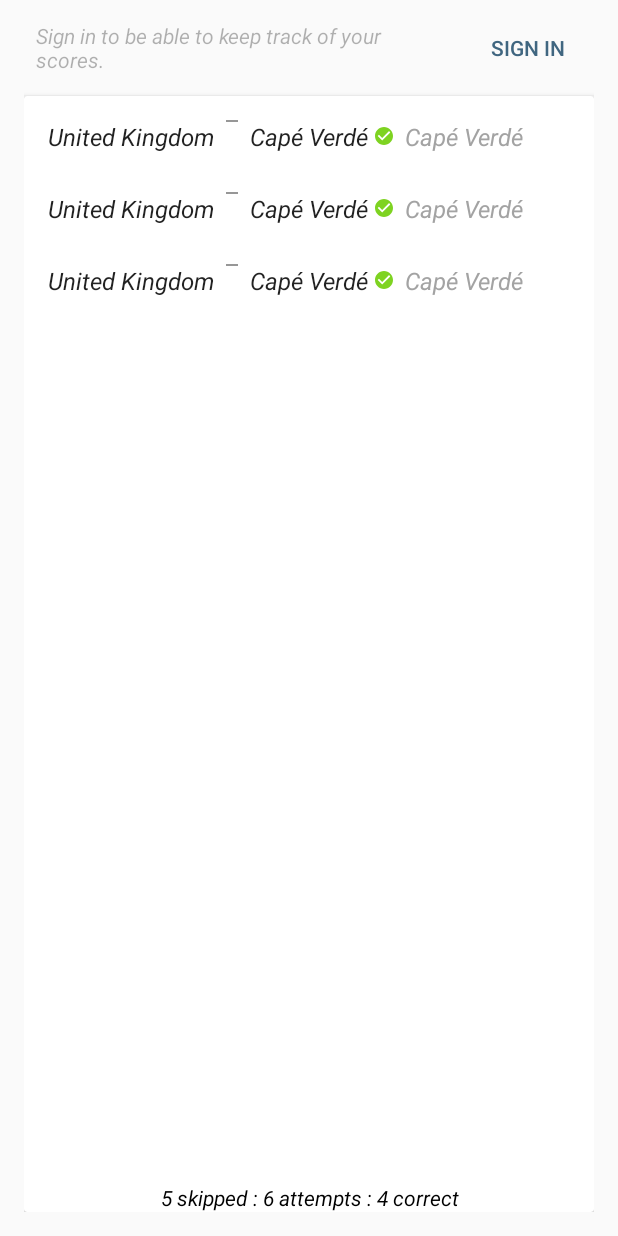
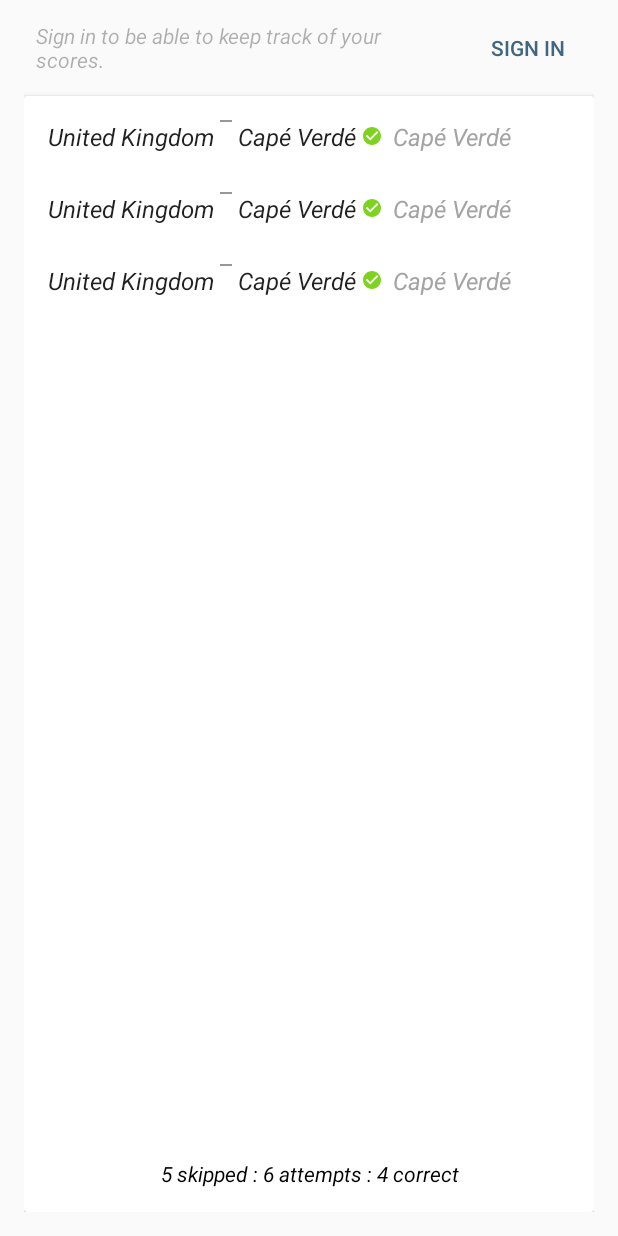
Before and after one commit to gdgibadan/QwizzMVP, an Android app: the layout fragment_results.xml on its own in the app's theme, with its tools: preview values and no code run, on a phone screen of 412 x 824 dp. Run offline under Robolectric (Android 15) with nearby library versions, the phone set to English and light mode, and no system bars; Roboto replaces fonts that are not available here.

Commit message:
Huge changes contd

```diff
--- a/app/src/main/res/layout/dialog_create_account.xml
+++ b/app/src/main/res/layout/dialog_create_account.xml
@@ -10,7 +10,7 @@
     android:focusable="true"
     android:focusableInTouchMode="true"
     android:descendantFocusability="beforeDescendants"
-    android:hint="Enter your username"
+    android:hint="Enter a username"
     android:layout_width="match_parent"
     android:layout_height="wrap_content">
 
--- a/app/src/main/res/layout/fragment_results.xml
+++ b/app/src/main/res/layout/fragment_results.xml
@@ -82,6 +82,7 @@
                     android:textStyle="italic"
 
                     android:layout_marginTop="16dp"
+                    android:layout_marginBottom="16dp"
                     android:layout_width="match_parent"
                     android:layout_height="wrap_content" />
 
--- a/app/src/main/res/layout/item_result.xml
+++ b/app/src/main/res/layout/item_result.xml
@@ -12,6 +12,7 @@
         app:flexWrap="nowrap"
         app:alignItems="center"
         app:flexDirection="row"
+
         android:layout_width="match_parent"
         android:layout_height="48dp">
 
@@ -32,8 +33,8 @@
 
         <View
             android:background="#979797"
-            android:layout_marginLeft="8dp"
-            android:layout_marginRight="8dp"
+            android:layout_marginLeft="4dp"
+            android:layout_marginRight="4dp"
             android:layout_width="8dp"
             android:layout_height="1dp" />
 
--- a/build.gradle
+++ b/build.gradle
@@ -9,6 +9,7 @@ buildscript {
 
         // NOTE: Do not place your application dependencies here; they belong
         // in the individual module build.gradle files
+        classpath 'com.google.gms:google-services:3.0.0'
     }
 }
 
```
Also changed, not shown: app/build.gradle (+9 -2 lines), app/src/main/java/com/ibadan/gdg/qwizzmvp/Quiz/QuizFragment.java (+4 -9 lines).
